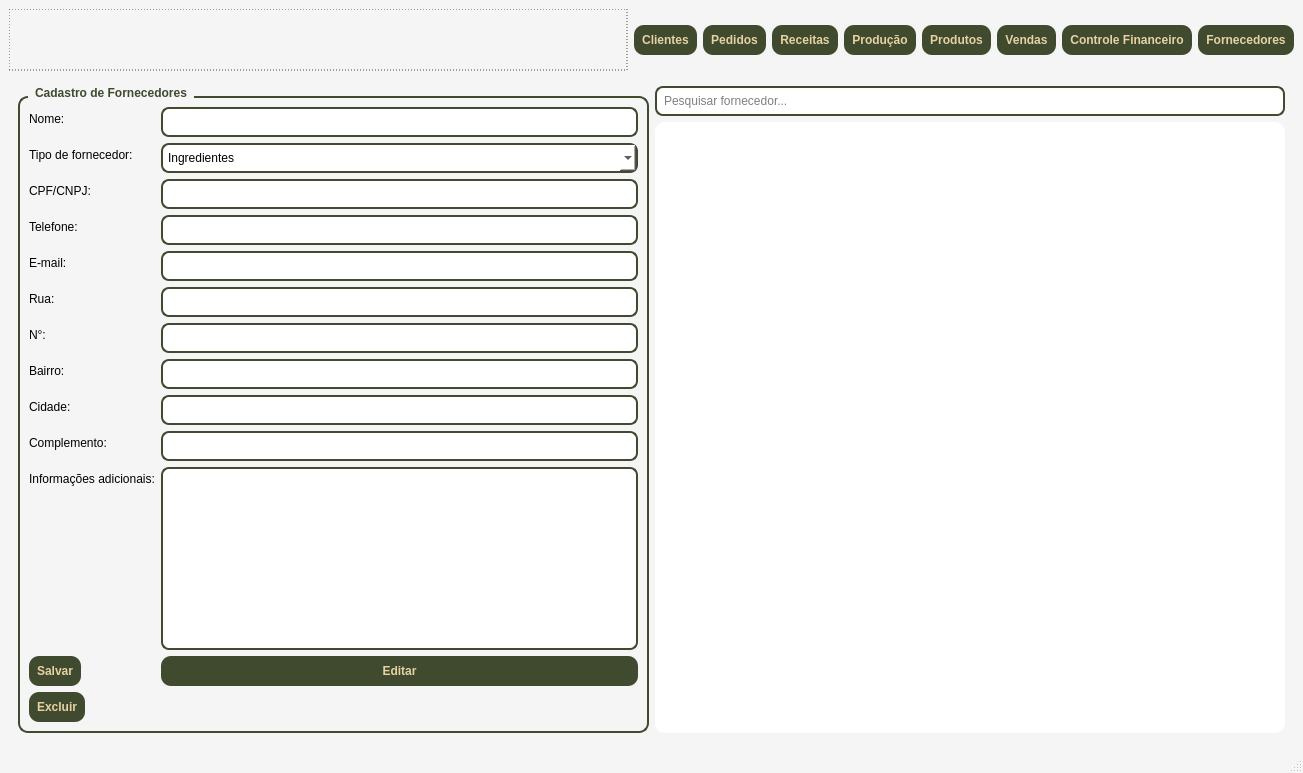
Faeldh/sistema_confeitaria, file telas/tela_menu.ui: the form before one commit.
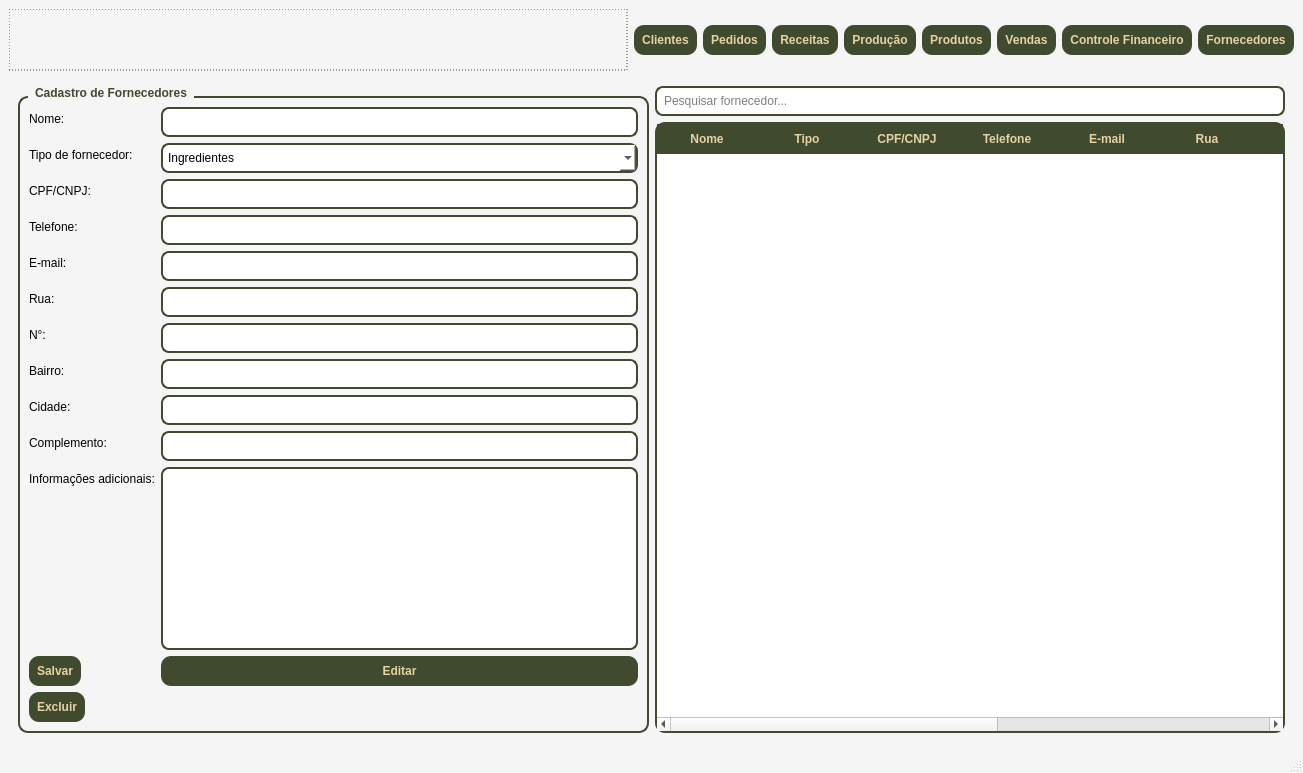
The form after the commit. The open tabs and pages were chosen to show the change.

The edit to the form file:
```diff
--- a/telas/tela_menu.ui
+++ b/telas/tela_menu.ui
@@ -1503,7 +1503,100 @@
            </widget>
           </item>
           <item>
-           <widget class="QTableView" name="tableViewFornecedores"/>
+           <widget class="QTableWidget" name="tableWidgetFornecedores">
+            <property name="styleSheet">
+             <string notr="true">
+QTableWidget#tableWidgetFornecedores {
+    background-color: white;
+    gridline-color: #3F4A2F;
+    border: 2px solid #3F4A2F;
+    border-radius: 10px;
+    selection-background-color: #3F4A2F;
+    selection-color: #E6D2A2;
+    font-size: 12px;
+    alternate-background-color: #F0F0F0;
+}
+
+QTableWidget#tableWidgetFornecedores::item {
+    padding: 6px;
+}
+
+QTableWidget#tableWidgetFornecedores::item:selected {
+    background-color: #3F4A2F;
+    color: #E6D2A2;
+}
+
+QTableWidget#tableWidgetFornecedores QHeaderView::section {
+    background-color: #3F4A2F;
+    color: #E6D2A2;
+    padding: 6px;
+    border: none;
+    font-weight: bold;
+}
+       
+QPushButton {
+    min-width: 90px;
+}</string>
+            </property>
+            <property name="columnCount">
+             <number>11</number>
+            </property>
+            <column>
+             <property name="text">
+              <string>Nome</string>
+             </property>
+            </column>
+            <column>
+             <property name="text">
+              <string>Tipo</string>
+             </property>
+            </column>
+            <column>
+             <property name="text">
+              <string>CPF/CNPJ</string>
+             </property>
+            </column>
+            <column>
+             <property name="text">
+              <string>Telefone</string>
+             </property>
+            </column>
+            <column>
+             <property name="text">
+              <string>E-mail</string>
+             </property>
+            </column>
+            <column>
+             <property name="text">
+              <string>Rua</string>
+             </property>
+            </column>
+            <column>
+             <property name="text">
+              <string>N°</string>
+             </property>
+            </column>
+            <column>
+             <property name="text">
+              <string>Bairro</string>
+             </property>
+            </column>
+            <column>
+             <property name="text">
+              <string>Cidade</string>
+             </property>
+            </column>
+            <column>
+             <property name="text">
+              <string>Complemento</string>
+             </property>
+            </column>
+            <column>
+             <property name="text">
+              <string>Informações</string>
+             </property>
+            </column>
+           </widget>
           </item>
          </layout>
         </item>
```
Left out of the diff: 24 changed lines with no effect on the pictures.
